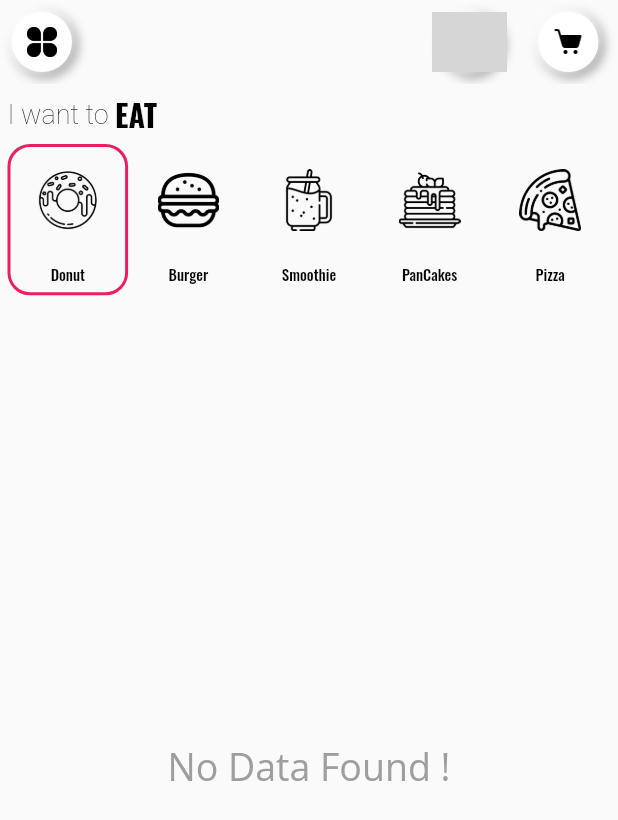
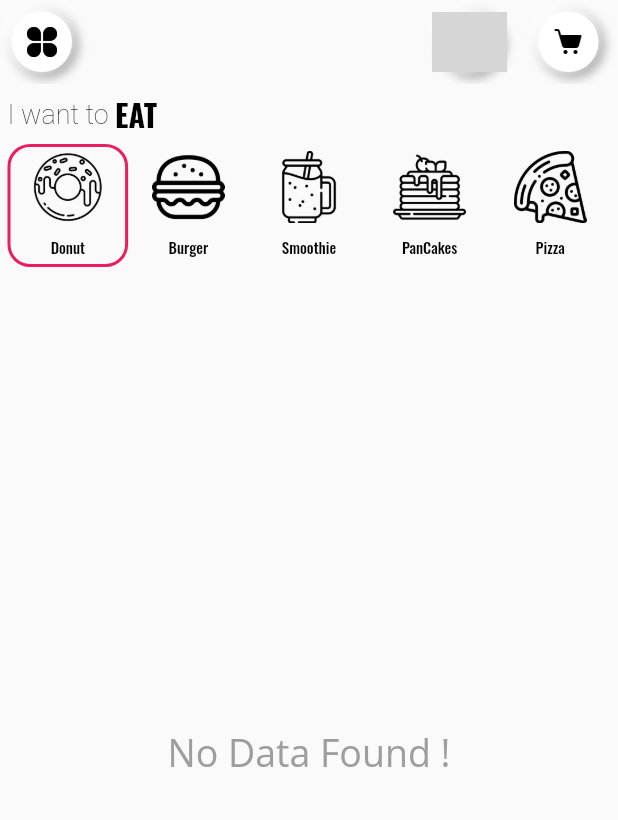
Before and after one commit to KamranMehar/donut-hub, a Flutter app: the Home screen opened directly, on a phone screen of 412 x 824 dp. Shown: the top 820 px of the screen. Run offline on Flutter 3.47's test engine with Material 2 defaults, Android fonts, the phone set to English and light mode, and no system bars; drawn by our look-alikes of badges; our stand-ins replace connectivity_plus, firebase_auth, firebase_core, firebase_database, firebase_storage, fluttertoast and 6 more; missing offline and left inert: fl_country_code_picker; accounts and stored records are empty; network calls fail; grey boxes are pictures that could not be loaded.

```diff
--- a/lib/ui_pages/edit_profile_page.dart
+++ b/lib/ui_pages/edit_profile_page.dart
@@ -11,7 +11,6 @@ import 'package:image_picker/image_picker.dart';
 import 'package:lottie/lottie.dart';
 import 'package:donut_hub/ui_pages/home.dart';
 import '../util/Util.dart';
-import 'home.dart';
 
 String? image;
 String? name;
--- a/lib/ui_pages/home.dart
+++ b/lib/ui_pages/home.dart
@@ -96,17 +96,18 @@ class _HomeState extends State<Home> {
     // donut tab
     MyTab(
       iconPath: 'lib/icons/donut.png',
-      label: 'Donut',
+      label: 'Donut', fontSize: 10,
     ),
 
     // burger tab
     MyTab(
       iconPath: 'lib/icons/burger.png',
-      label: 'Burger',
+      label: 'Burger', fontSize: 10,
     ),
 
     // smoothie tab
     MyTab(
+      fontSize: 10,
       iconPath: 'lib/icons/smoothie.png',
       label: 'Smoothie',
     ),
@@ -114,11 +115,12 @@ class _HomeState extends State<Home> {
     // pancake tab
     MyTab(
       iconPath: 'lib/icons/pancakes.png',
-      label: 'PanCakes',
+      label: 'PanCakes', fontSize: 10,
     ),
 
     // pizza tab
     MyTab(
+      fontSize: 10,
       iconPath: 'lib/icons/pizza.png',
       label: 'Pizza',
     ),
--- a/lib/ui_pages/item_detail.dart
+++ b/lib/ui_pages/item_detail.dart
@@ -74,7 +74,8 @@ class _ItemDetailState extends State<ItemDetail> {
                       IconButton(onPressed: (){
                         Navigator.pop(context);
                       }, icon:  const Icon(Icons.arrow_back_ios,color: Colors.white,size: 35)),
-                      Text(widget.name, style: GoogleFonts.oswald(textStyle: const TextStyle(color: Colors.white,fontSize:25,fontWeight:
+                      Text(widget.name, style: GoogleFonts.oswald(textStyle:
+                      const TextStyle(color: Colors.white,fontSize:21,fontWeight:
                       FontWeight.bold,)),),
                       Spacer(),
                       ///Admin checker
--- a/lib/util/constents.dart
+++ b/lib/util/constents.dart
@@ -11,7 +11,7 @@ class HeadingText extends StatelessWidget {
   required this.text,
    required this.color,
      this.size=25,
-    required this.isUnderline,
+     this.isUnderline=false,
    }) : super(key: key);
 
   @override
--- a/lib/util/my_tab.dart
+++ b/lib/util/my_tab.dart
@@ -3,24 +3,30 @@ import 'package:google_fonts/google_fonts.dart';
 
 class MyTab extends StatelessWidget {
   final String iconPath;
-
   String label;
-   MyTab({super.key, required this.iconPath,required this.label});
+  double fontSize;
+  double tabHeightSize;
+  double imageHeightSize;
+   MyTab({super.key, required this.iconPath,required this.label,
+   this.fontSize=10.0,
+   this.tabHeightSize=80,
+     this.imageHeightSize=50
+   });
 
   @override
   Widget build(BuildContext context) {
-    final screenHight=MediaQuery.of(context).size.height;
-    final screenWidth=MediaQuery.of(context).size.width;
+  /*  final screenHight=MediaQuery.of(context).size.height;
+    final screenWidth=MediaQuery.of(context).size.width;*/
 
     return Tab(
-      height: screenHight*0.12,
+       height: tabHeightSize,//screenHight*0.12,
       child: Column(
         mainAxisAlignment: MainAxisAlignment.spaceAround,
         crossAxisAlignment: CrossAxisAlignment.center,
         children: [
         SizedBox(
-            height: screenHight*0.08,
-            width:  screenWidth*0.10,
+            height: imageHeightSize,//screenHight*0.08,
+            width:  imageHeightSize,//screenWidth*0.10,
             /*decoration: BoxDecoration(
                 color: Colors.grey[300], borderRadius: BorderRadius.circular(15))*/
             child: Image.asset(
@@ -29,7 +35,7 @@ class MyTab extends StatelessWidget {
           ),
         Text(label,
             selectionColor: Colors.black,
-            style: GoogleFonts.oswald(textStyle: const TextStyle(color: Colors.black,fontSize: 10)),),
+            style: GoogleFonts.oswald(textStyle:  TextStyle(color: Colors.black,fontSize: fontSize)),),
       ],)
     );
   }
```
Also changed, not shown: lib/tab/donut_tab.dart (+5 -3 lines), lib/ui_pages/cart.dart (+41 -60 lines).
